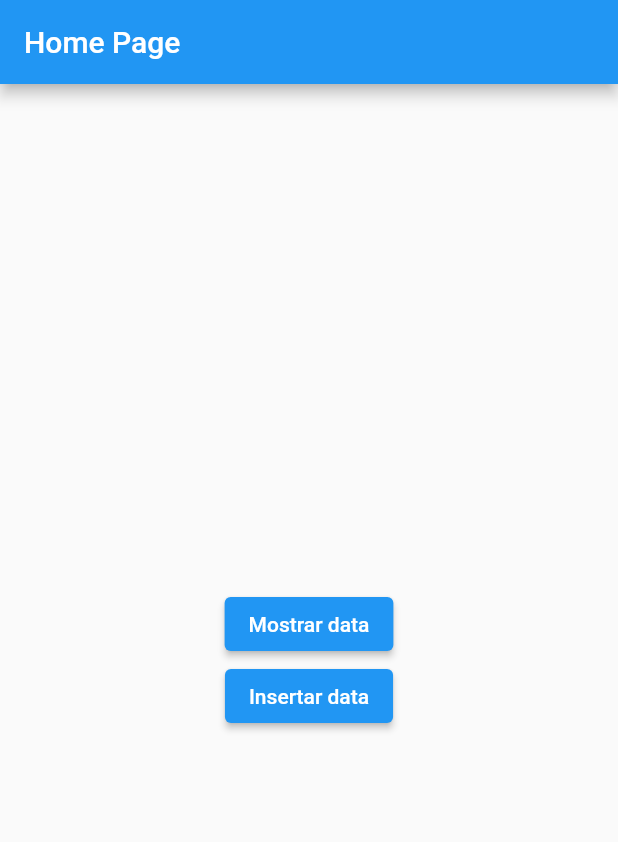
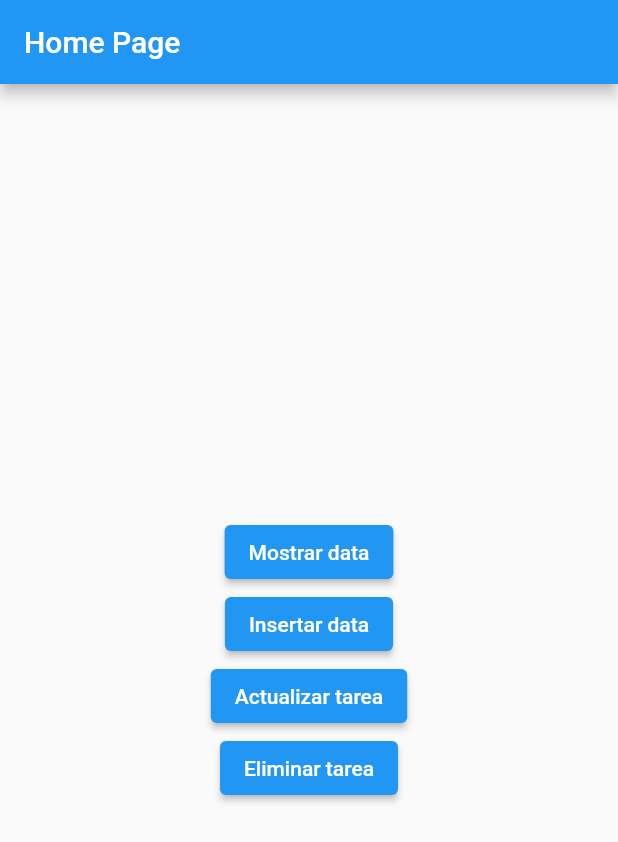
Before and after one commit to kasdeya78/semana9, a Flutter app: the screen it shows after launch, on a phone screen of 412 x 824 dp. Shown: the top 842 px of the screen. Run offline on Flutter 3.47's test engine with Material 2 defaults, Android fonts, the phone set to English and light mode, and no system bars; our stand-ins replace sqflite; accounts and stored records are empty.

Commit message:
version 1.6 - video 6

```diff
--- a/lib/pages/home_page.dart
+++ b/lib/pages/home_page.dart
@@ -31,6 +31,24 @@ class HomePage extends StatelessWidget {
                 "Insertar data",
               ),
             ),
+            ElevatedButton(
+              onPressed: () {
+                //DBAdmin.db.insertRawTask();
+                DBAdmin.db.updateTask();
+              },
+              child: Text(
+                "Actualizar tarea",
+              ),
+            ),
+            ElevatedButton(
+              onPressed: () {
+                //DBAdmin.db.insertRawTask();
+                DBAdmin.db.deleteTask();
+              },
+              child: Text(
+                "Eliminar tarea",
+              ),
+            ),
           ],
         ),
       ),
```
Also changed, not shown: lib/db/db_admin.dart (+35 -0 lines).
